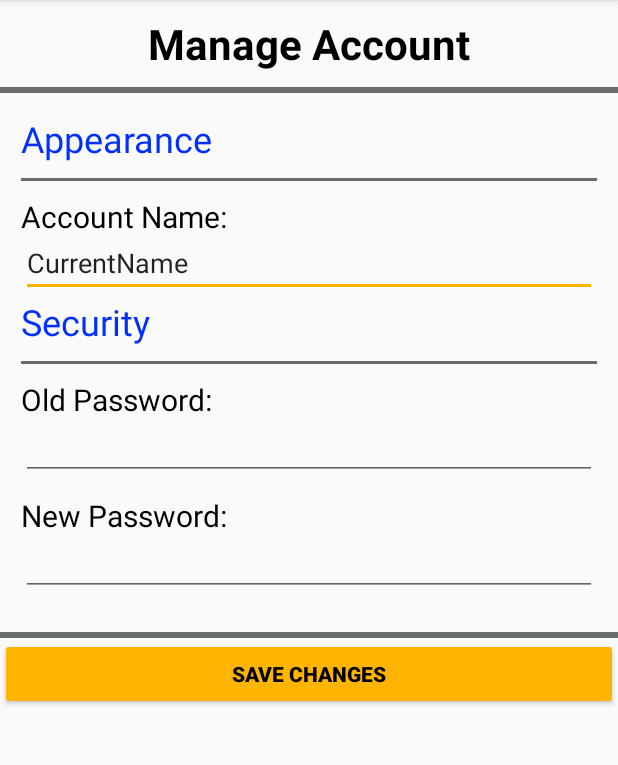
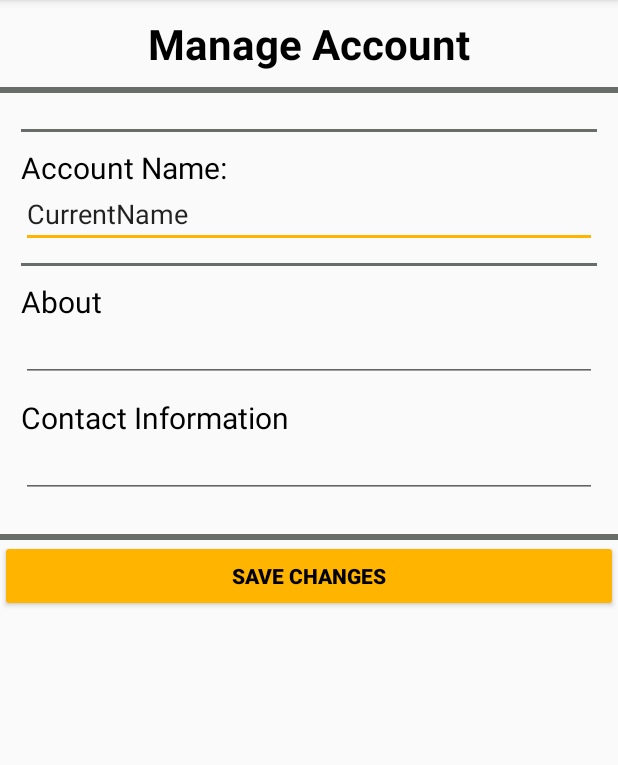
Before and after one commit to ProfCoffee/PlayOver, an Android app: the ManageProviderAccount screen opened directly, with no data from a screen before it, on a phone screen of 412 x 824 dp, the part 84-849 px from its top. Run offline under Robolectric (Android 15) with nearby library versions, the phone set to English and light mode, and no system bars.

Commit message:
Minor Bug Fixes

```diff
--- a/app/src/main/java/com/steubercreative/www/playover/ManageProviderAccount.java
+++ b/app/src/main/java/com/steubercreative/www/playover/ManageProviderAccount.java
@@ -1,13 +1,55 @@
 package com.steubercreative.www.playover;
 
+import android.content.Intent;
+import android.support.design.widget.TextInputEditText;
 import android.support.v7.app.AppCompatActivity;
 import android.os.Bundle;
+import android.util.Log;
+import android.view.View;
+import android.widget.Button;
+import android.widget.EditText;
+import android.widget.TextView;
 
 public class ManageProviderAccount extends AppCompatActivity {
 
     @Override
     protected void onCreate(Bundle savedInstanceState) {
         super.onCreate(savedInstanceState);
-        setContentView(R.layout.activity_manage_user_account);
+        setContentView(R.layout.activity_manage_provider_account);
+
+        final EditText mAccountName = findViewById(R.id.ManageNameTextField);
+        final EditText mAbout = findViewById(R.id.ManageAbout);
+        final EditText mContact = findViewById(R.id.ManageContact);
+
+        Intent parentIntent = getIntent();
+        final int providerUID = parentIntent.getIntExtra("ProviderID", 0);
+
+        final Provider provider = new Provider();
+        provider.setUid(providerUID);
+
+        provider.onCompletion(new Procedure() {
+            @Override
+            public void run() {
+
+                mAccountName.setText(provider.getName());
+                mAbout.setText(provider.getAbout());
+                mContact.setText(provider.getContact());
+
+            }
+        });
+        provider.retrieve(this);
+
+        Button mSubmitButton = findViewById(R.id.ManageAccountSaveChangesButton);
+        mSubmitButton.setOnClickListener(new View.OnClickListener() {
+            @Override
+            public void onClick(View view) {
+                provider.setName(mAccountName.getText().toString());
+                provider.setAbout(mAbout.getText().toString());
+                provider.setContact(mContact.getText().toString());
+                provider.save(ManageProviderAccount.this);
+                startActivity(new Intent(ManageProviderAccount.this,ProviderMainActivity.class));
+
+            }
+        });
     }
 }
--- a/app/src/main/res/layout/activity_manage_provider_account.xml
+++ b/app/src/main/res/layout/activity_manage_provider_account.xml
@@ -37,12 +37,28 @@
                 android:orientation="vertical"
                 android:padding="14dp">
 
+                <View
+                    android:layout_marginTop="10dp"
+                    android:layout_width="match_parent"
+                    android:layout_height="2dp"
+                    android:background="@color/colorAccentGray"/>
+
                 <TextView
                     android:layout_width="match_parent"
                     android:layout_height="wrap_content"
-                    android:textSize="24dp"
-                    android:text="Appearance"
-                    android:textColor="@color/colorAccentBlue"/>
+                    android:layout_marginTop="10dp"
+                    android:text="Account Name:"
+                    android:textColor="@color/colorPrimary"
+                    android:textSize="20dp" />
+
+                <EditText
+                    android:id="@+id/ManageNameTextField"
+                    android:layout_width="match_parent"
+                    android:layout_height="40dp"
+                    android:inputType="text"
+                    android:maxLines="1"
+                    android:singleLine="true"
+                    android:text="CurrentName" />
 
                 <View
                     android:layout_marginTop="10dp"
@@ -53,65 +69,34 @@
                 <TextView
                     android:layout_width="match_parent"
                     android:layout_height="wrap_content"
-                    android:textSize="20dp"
-                    android:text="Account Name:"
+                    android:layout_marginTop="10dp"
+                    android:text="About"
                     android:textColor="@color/colorPrimary"
-                    android:layout_marginTop="10dp"/>
+                    android:textSize="20dp" />
 
                 <EditText
-                    android:id="@+id/ManageNameTextField"
+                    android:id="@+id/ManageAbout"
                     android:layout_width="match_parent"
                     android:layout_height="40dp"
-                    android:text="CurrentName"
                     android:inputType="text"
-                    android:maxLines="1"
-                    android:singleLine="true"/>
+                    android:singleLine="false" />
 
                 <TextView
                     android:layout_width="match_parent"
                     android:layout_height="wrap_content"
-                    android:textSize="24dp"
-                    android:text="Security"
-                    android:textColor="@color/colorAccentBlue"/>
-
-                <View
                     android:layout_marginTop="10dp"
-                    android:layout_width="match_parent"
-                    android:layout_height="2dp"
-                    android:background="@color/colorAccentGray"/>
-
-                <TextView
-                    android:layout_width="match_parent"
-                    android:layout_height="wrap_content"
-                    android:textSize="20dp"
-                    android:text="Old Password:"
+                    android:text="Contact Information"
                     android:textColor="@color/colorPrimary"
-                    android:layout_marginTop="10dp"/>
+                    android:textSize="20dp" />
 
                 <EditText
-                    android:id="@+id/ManageOldPasswordTextField"
+                    android:id="@+id/ManageContact"
                     android:layout_width="match_parent"
                     android:layout_height="40dp"
                     android:inputType="text"
                     android:maxLines="1"
-                    android:singleLine="true"/>
-
-                <TextView
-                    android:layout_width="match_parent"
-                    android:layout_height="wrap_content"
-                    android:textSize="20dp"
-                    android:text="New Password:"
-                    android:textColor="@color/colorPrimary"
-                    android:layout_marginTop="10dp"/>
-
-                <EditText
-                    android:id="@+id/ManageNewPasswordTextField"
-                    android:layout_width="match_parent"
-                    android:layout_height="40dp"
-                    android:text=""
-                    android:inputType="text"
-                    android:maxLines="1"
-                    android:singleLine="true"/>
+                    android:singleLine="true"
+                    android:text="" />
             </LinearLayout>
             <View
                 android:layout_marginTop="10dp"
```
